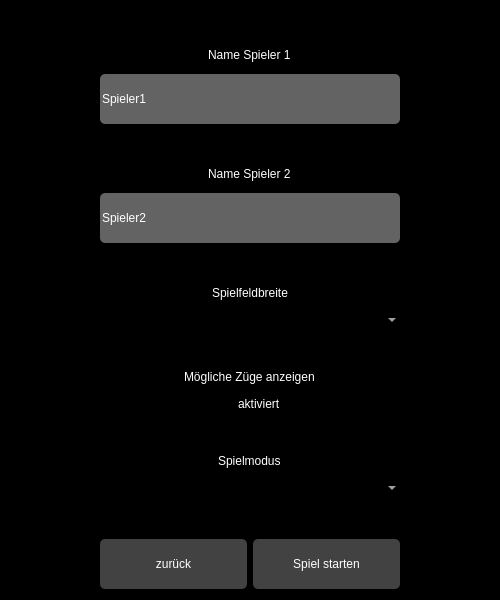
The window that pvpwidget.ui (Rhagnur/BelegReversi) describes before a commit, drawn with Qt 5.
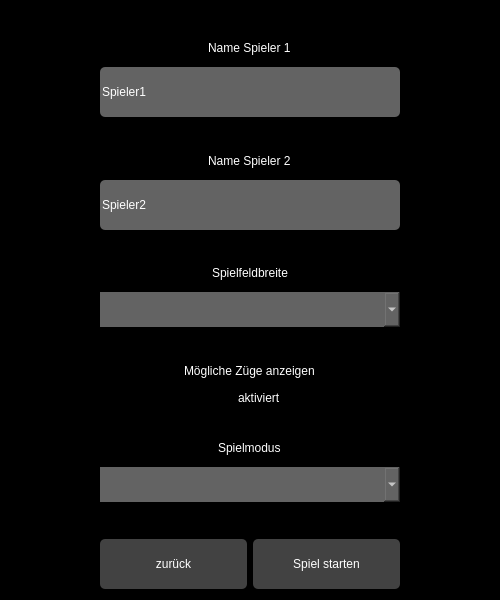
The same window after the commit.

```diff
--- a/pvpwidget.ui
+++ b/pvpwidget.ui
@@ -150,8 +150,11 @@
      <item>
       <widget class="QComboBox" name="comboBox_PvPFieldsize">
        <property name="styleSheet">
-        <string notr="true">font: 75 11pt &quot;Verdana&quot;;
-color: #FFF;</string>
+        <string notr="true">background-color: #636363;
+font: 75 12pt &quot;Verdana&quot;;
+color: #FFF;
+height: 35px;
+padding: 0px;</string>
        </property>
       </widget>
      </item>
@@ -225,8 +228,11 @@
      <item>
       <widget class="QComboBox" name="comboBox_PvPGamemode">
        <property name="styleSheet">
-        <string notr="true">font: 75 11pt &quot;Verdana&quot;;
-color: #FFF;</string>
+        <string notr="true">background-color: #636363;
+font: 75 12pt &quot;Verdana&quot;;
+color: #FFF;
+height: 35px;
+padding: 0px;</string>
        </property>
       </widget>
      </item>
```
Left out of the diff: 21 changed lines with no effect on the pictures.
